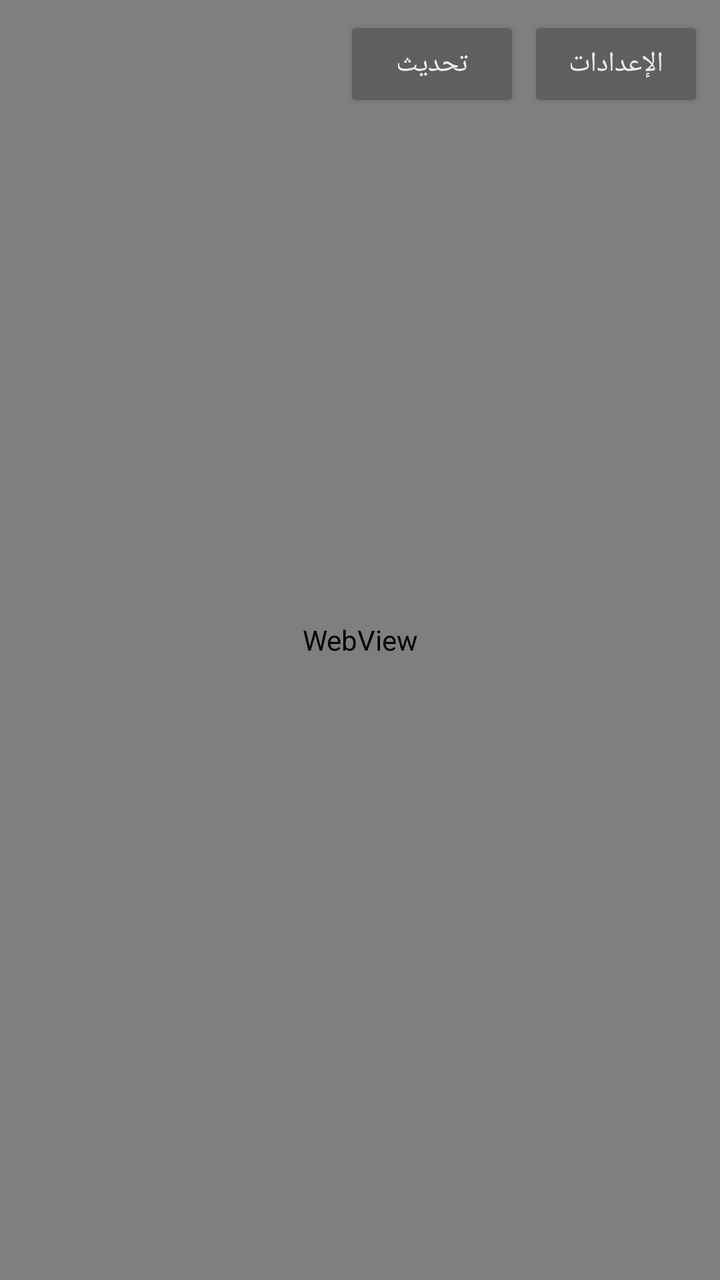
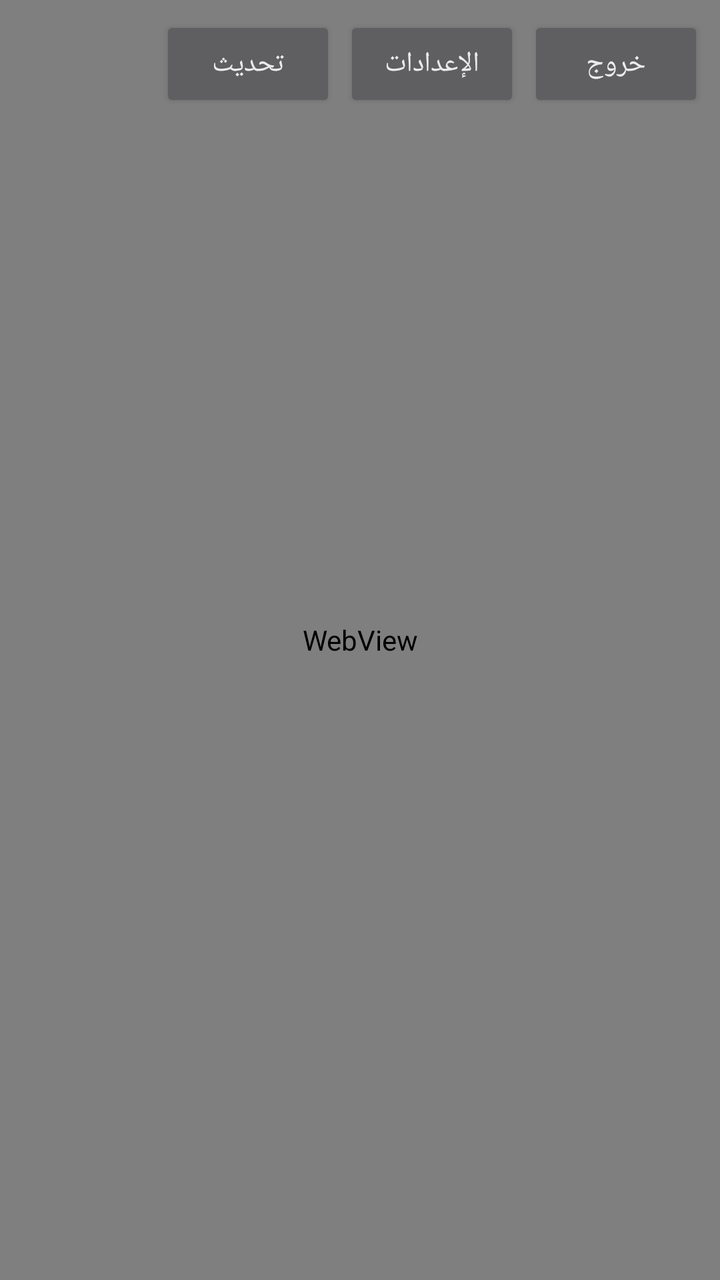

The first picture is an Android layout as it rendered before a commit; the second is the same layout after the commit. The layout source and the unified diff follow.
<!-- AndroidManifest.xml: application theme Theme.WebRefresh -->
<!-- res/layout/activity_main.xml -->
<?xml version="1.0" encoding="utf-8"?>
<FrameLayout xmlns:android="http://schemas.android.com/apk/res/android"
    android:id="@+id/root"
    android:layout_width="match_parent"
    android:layout_height="match_parent"
    android:background="#000000">

    <WebView
        android:id="@+id/web"
        android:layout_width="match_parent"
        android:layout_height="match_parent" />

    <ProgressBar
        android:id="@+id/progress"
        style="?android:attr/progressBarStyleHorizontal"
        android:layout_width="match_parent"
        android:layout_height="6dp"
        android:layout_gravity="top"
        android:indeterminate="false"
        android:max="100"
        android:progress="0"
        android:visibility="gone" />

    <LinearLayout
        android:id="@+id/errorBox"
        android:layout_width="match_parent"
        android:layout_height="match_parent"
        android:gravity="center"
        android:orientation="vertical"
        android:padding="24dp"
        android:visibility="gone"
        android:background="#CC000000">

        <TextView
            android:layout_width="wrap_content"
            android:layout_height="wrap_content"
            android:text="@string/load_failed"
            android:textColor="#FFFFFF"
            android:textSize="22sp"
            android:layout_marginBottom="8dp" />

        <TextView
            android:id="@+id/errorDetail"
            android:layout_width="wrap_content"
            android:layout_height="wrap_content"
            android:textColor="#FFCDD2"
            android:textSize="14sp"
            android:layout_marginBottom="16dp"
            android:gravity="center" />

        <Button
            android:id="@+id/retry"
            android:layout_width="wrap_content"
            android:layout_height="wrap_content"
            android:text="@string/retry" />

        <Button
            android:id="@+id/changeUrl"
            android:layout_width="wrap_content"
            android:layout_height="wrap_content"
            android:layout_marginTop="8dp"
            android:text="@string/change_url" />
    </LinearLayout>

    <LinearLayout
        android:id="@+id/toolbar"
        android:layout_width="wrap_content"
        android:layout_height="wrap_content"
        android:layout_gravity="top|end"
        android:orientation="horizontal"
        android:padding="8dp"
        android:alpha="0.85">

        <TextView
            android:id="@+id/statusText"
            android:layout_width="wrap_content"
            android:layout_height="wrap_content"
            android:textColor="#FFFFFF"
            android:textSize="12sp"
            android:layout_gravity="center_vertical"
            android:layout_marginEnd="8dp" />

        <Button
            android:id="@+id/refreshBtn"
            android:layout_width="wrap_content"
            android:layout_height="wrap_content"
            android:text="@string/refresh" />

        <Button
            android:id="@+id/settingsBtn"
            android:layout_width="wrap_content"
            android:layout_height="wrap_content"
            android:layout_marginStart="4dp"
            android:text="@string/settings" />
    </LinearLayout>
</FrameLayout>
<!-- resources referenced by this layout -->
<resources>
  <string name="change_url">تغيير الرابط</string>
  <string name="load_failed">تعذّر تحميل الصفحة</string>
  <string name="refresh">تحديث</string>
  <string name="retry">إعادة المحاولة</string>
  <string name="settings">الإعدادات</string>
  <style name="Theme.WebRefresh" parent="Theme.AppCompat.NoActionBar">
          <item name="colorPrimary">#1E88E5</item>
          <item name="colorPrimaryDark">#1565C0</item>
          <item name="colorAccent">#42A5F5</item>
          <item name="android:windowFullscreen">true</item>
          <item name="android:windowContentOverlay">@null</item>
      </style>
</resources>

<!-- the commit's change to res/layout/activity_main.xml (unified diff, before → after) -->
@@ -92,5 +92,12 @@
             android:layout_height="wrap_content"
             android:layout_marginStart="4dp"
             android:text="@string/settings" />
+
+        <Button
+            android:id="@+id/exitBtn"
+            android:layout_width="wrap_content"
+            android:layout_height="wrap_content"
+            android:layout_marginStart="4dp"
+            android:text="@string/exit" />
     </LinearLayout>
 </FrameLayout>
<!-- resource entries referenced after the edit -->
@@ -1,6 +1,7 @@
 <!-- resources referenced by this layout -->
 <resources>
   <string name="change_url">تغيير الرابط</string>
+  <string name="exit">خروج</string>
   <string name="load_failed">تعذّر تحميل الصفحة</string>
   <string name="refresh">تحديث</string>
   <string name="retry">إعادة المحاولة</string>
